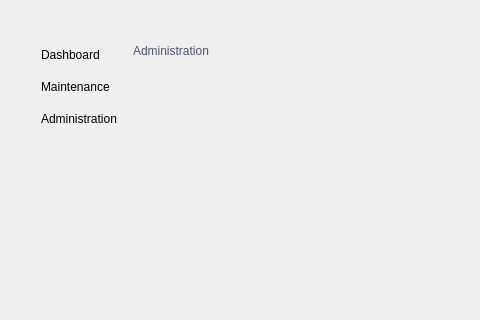
Old version of the form src/adminUi.ui in the repository Menthhh/The-Market-Nest; both pictures show x 0 to 480 and y 0 to 320 of the 1160 by 706 pixel window.
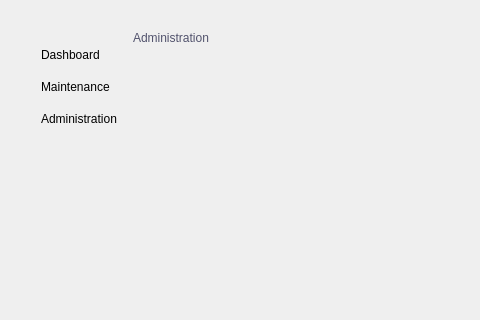
New version of the form. Icons and pictures are not drawn.

The edit to the form file:
```diff
--- a/src/adminUi.ui
+++ b/src/adminUi.ui
@@ -981,7 +981,38 @@
              </widget>
             </item>
             <item row="1" column="0">
-             <widget class="QWidget" name="widget_27" native="true"/>
+             <widget class="QWidget" name="widget_27" native="true">
+              <layout class="QGridLayout" name="gridLayout_33">
+               <property name="leftMargin">
+                <number>0</number>
+               </property>
+               <property name="topMargin">
+                <number>30</number>
+               </property>
+               <property name="rightMargin">
+                <number>0</number>
+               </property>
+               <property name="bottomMargin">
+                <number>0</number>
+               </property>
+               <property name="spacing">
+                <number>0</number>
+               </property>
+               <item row="0" column="0">
+                <widget class="QTableWidget" name="accTableWid">
+                 <property name="maximumSize">
+                  <size>
+                   <width>900</width>
+                   <height>16777215</height>
+                  </size>
+                 </property>
+                 <property name="styleSheet">
+                  <string notr="true">background-color: transparent;</string>
+                 </property>
+                </widget>
+               </item>
+              </layout>
+             </widget>
             </item>
            </layout>
           </widget>
```
